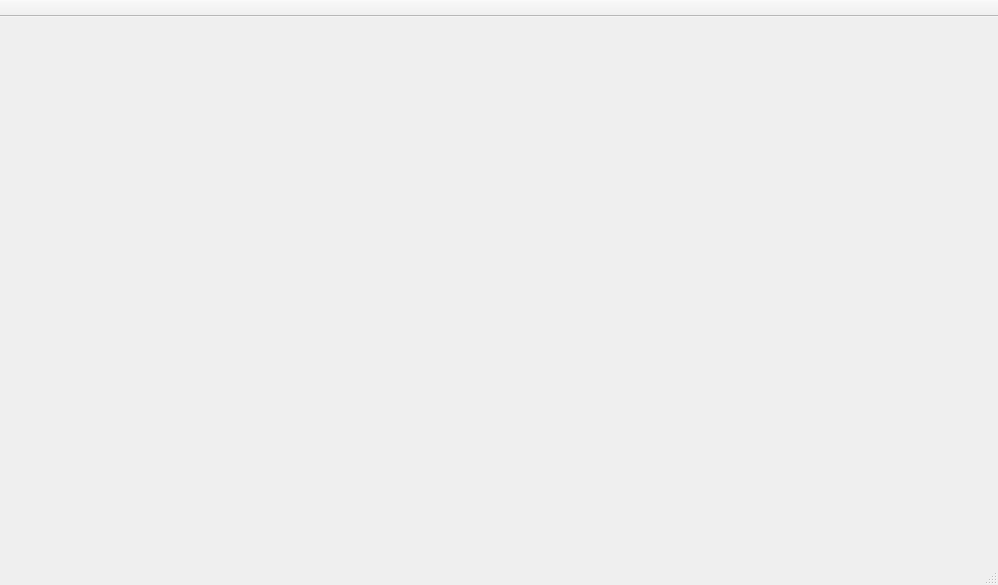
Qt form BodegueroHero/mainwindow.ui (ErickHernandez/BodegueroHero) before a commit.
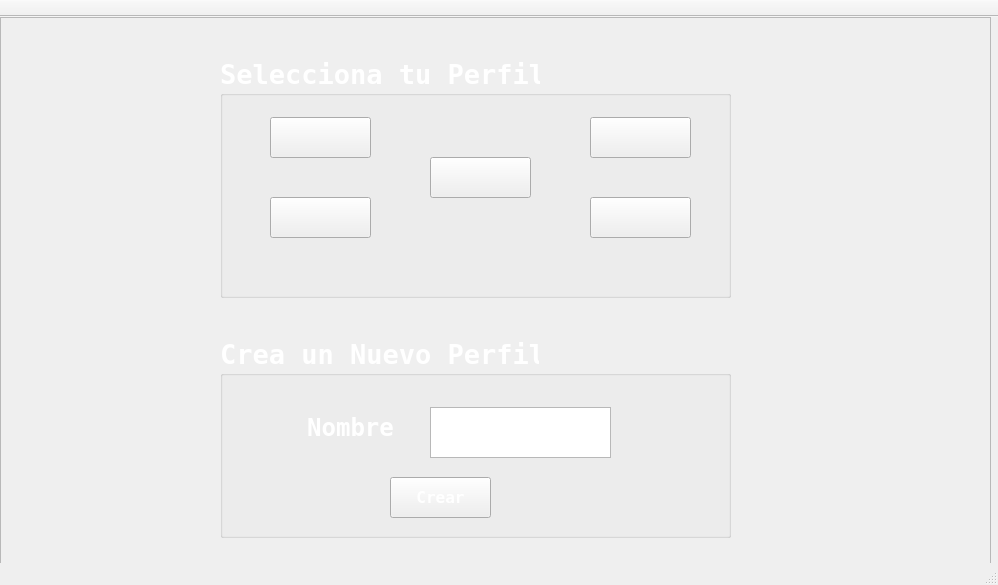
The same form after that commit. The open tabs and pages were chosen to show the change. Icons and pictures are not drawn.

Patch:
```diff
--- a/BodegueroHero/mainwindow.ui
+++ b/BodegueroHero/mainwindow.ui
@@ -51,7 +51,940 @@
       </property>
      </widget>
     </widget>
-    <widget class="QWidget" name="page_2"/>
+    <widget class="QWidget" name="page_2">
+     <widget class="QFrame" name="frame_3">
+      <property name="geometry">
+       <rect>
+        <x>0</x>
+        <y>0</y>
+        <width>991</width>
+        <height>551</height>
+       </rect>
+      </property>
+      <property name="styleSheet">
+       <string notr="true">background-image: url(:/images/background.png);</string>
+      </property>
+      <property name="frameShape">
+       <enum>QFrame::StyledPanel</enum>
+      </property>
+      <property name="frameShadow">
+       <enum>QFrame::Raised</enum>
+      </property>
+      <widget class="QGroupBox" name="groupBox">
+       <property name="geometry">
+        <rect>
+         <x>220</x>
+         <y>40</y>
+         <width>511</width>
+         <height>241</height>
+        </rect>
+       </property>
+       <property name="palette">
+        <palette>
+         <active>
+          <colorrole role="WindowText">
+           <brush brushstyle="SolidPattern">
+            <color alpha="255">
+             <red>255</red>
+             <green>255</green>
+             <blue>255</blue>
+            </color>
+           </brush>
+          </colorrole>
+         </active>
+         <inactive>
+          <colorrole role="WindowText">
+           <brush brushstyle="SolidPattern">
+            <color alpha="255">
+             <red>255</red>
+             <green>255</green>
+             <blue>255</blue>
+            </color>
+           </brush>
+          </colorrole>
+         </inactive>
+         <disabled>
+          <colorrole role="WindowText">
+           <brush brushstyle="SolidPattern">
+            <color alpha="255">
+             <red>120</red>
+             <green>120</green>
+             <blue>120</blue>
+            </color>
+           </brush>
+          </colorrole>
+         </disabled>
+        </palette>
+       </property>
+       <property name="font">
+        <font>
+         <family>Terminal</family>
+         <pointsize>20</pointsize>
+         <weight>75</weight>
+         <bold>true</bold>
+        </font>
+       </property>
+       <property name="title">
+        <string>Selecciona tu Perfil</string>
+       </property>
+       <widget class="QPushButton" name="player1">
+        <property name="geometry">
+         <rect>
+          <x>50</x>
+          <y>60</y>
+          <width>101</width>
+          <height>41</height>
+         </rect>
+        </property>
+        <property name="palette">
+         <palette>
+          <active>
+           <colorrole role="ButtonText">
+            <brush brushstyle="SolidPattern">
+             <color alpha="255">
+              <red>255</red>
+              <green>255</green>
+              <blue>255</blue>
+             </color>
+            </brush>
+           </colorrole>
+          </active>
+          <inactive>
+           <colorrole role="ButtonText">
+            <brush brushstyle="SolidPattern">
+             <color alpha="255">
+              <red>255</red>
+              <green>255</green>
+              <blue>255</blue>
+             </color>
+            </brush>
+           </colorrole>
+          </inactive>
+          <disabled>
+           <colorrole role="ButtonText">
+            <brush brushstyle="SolidPattern">
+             <color alpha="255">
+              <red>120</red>
+              <green>120</green>
+              <blue>120</blue>
+             </color>
+            </brush>
+           </colorrole>
+          </disabled>
+         </palette>
+        </property>
+        <property name="font">
+         <font>
+          <family>Terminal</family>
+          <pointsize>12</pointsize>
+         </font>
+        </property>
+        <property name="text">
+         <string> </string>
+        </property>
+       </widget>
+       <widget class="QPushButton" name="player2">
+        <property name="geometry">
+         <rect>
+          <x>50</x>
+          <y>140</y>
+          <width>101</width>
+          <height>41</height>
+         </rect>
+        </property>
+        <property name="palette">
+         <palette>
+          <active>
+           <colorrole role="ButtonText">
+            <brush brushstyle="SolidPattern">
+             <color alpha="255">
+              <red>255</red>
+              <green>255</green>
+              <blue>255</blue>
+             </color>
+            </brush>
+           </colorrole>
+          </active>
+          <inactive>
+           <colorrole role="ButtonText">
+            <brush brushstyle="SolidPattern">
+             <color alpha="255">
+              <red>255</red>
+              <green>255</green>
+              <blue>255</blue>
+             </color>
+            </brush>
+           </colorrole>
+          </inactive>
+          <disabled>
+           <colorrole role="ButtonText">
+            <brush brushstyle="SolidPattern">
+             <color alpha="255">
+              <red>120</red>
+              <green>120</green>
+              <blue>120</blue>
+             </color>
+            </brush>
+           </colorrole>
+          </disabled>
+         </palette>
+        </property>
+        <property name="font">
+         <font>
+          <family>Terminal</family>
+          <pointsize>12</pointsize>
+         </font>
+        </property>
+        <property name="text">
+         <string> </string>
+        </property>
+       </widget>
+       <widget class="QPushButton" name="player3">
+        <property name="geometry">
+         <rect>
+          <x>210</x>
+          <y>100</y>
+          <width>101</width>
+          <height>41</height>
+         </rect>
+        </property>
+        <property name="palette">
+         <palette>
+          <active>
+           <colorrole role="ButtonText">
+            <brush brushstyle="SolidPattern">
+             <color alpha="255">
+              <red>255</red>
+              <green>255</green>
+              <blue>255</blue>
+             </color>
+            </brush>
+           </colorrole>
+          </active>
+          <inactive>
+           <colorrole role="ButtonText">
+            <brush brushstyle="SolidPattern">
+             <color alpha="255">
+              <red>255</red>
+              <green>255</green>
+              <blue>255</blue>
+             </color>
+            </brush>
+           </colorrole>
+          </inactive>
+          <disabled>
+           <colorrole role="ButtonText">
+            <brush brushstyle="SolidPattern">
+             <color alpha="255">
+              <red>120</red>
+              <green>120</green>
+              <blue>120</blue>
+             </color>
+            </brush>
+           </colorrole>
+          </disabled>
+         </palette>
+        </property>
+        <property name="font">
+         <font>
+          <family>Terminal</family>
+          <pointsize>12</pointsize>
+         </font>
+        </property>
+        <property name="text">
+         <string> </string>
+        </property>
+       </widget>
+       <widget class="QPushButton" name="player4">
+        <property name="geometry">
+         <rect>
+          <x>370</x>
+          <y>60</y>
+          <width>101</width>
+          <height>41</height>
+         </rect>
+        </property>
+        <property name="palette">
+         <palette>
+          <active>
+           <colorrole role="ButtonText">
+            <brush brushstyle="SolidPattern">
+             <color alpha="255">
+              <red>255</red>
+              <green>255</green>
+              <blue>255</blue>
+             </color>
+            </brush>
+           </colorrole>
+          </active>
+          <inactive>
+           <colorrole role="ButtonText">
+            <brush brushstyle="SolidPattern">
+             <color alpha="255">
+              <red>255</red>
+              <green>255</green>
+              <blue>255</blue>
+             </color>
+            </brush>
+           </colorrole>
+          </inactive>
+          <disabled>
+           <colorrole role="ButtonText">
+            <brush brushstyle="SolidPattern">
+             <color alpha="255">
+              <red>120</red>
+              <green>120</green>
+              <blue>120</blue>
+             </color>
+            </brush>
+           </colorrole>
+          </disabled>
+         </palette>
+        </property>
+        <property name="font">
+         <font>
+          <family>Terminal</family>
+          <pointsize>12</pointsize>
+         </font>
+        </property>
+        <property name="text">
+         <string> </string>
+        </property>
+       </widget>
+       <widget class="QPushButton" name="player5">
+        <property name="geometry">
+         <rect>
+          <x>370</x>
+          <y>140</y>
+          <width>101</width>
+          <height>41</height>
+         </rect>
+        </property>
+        <property name="palette">
+         <palette>
+          <active>
+           <colorrole role="ButtonText">
+            <brush brushstyle="SolidPattern">
+             <color alpha="255">
+              <red>255</red>
+              <green>255</green>
+              <blue>255</blue>
+             </color>
+            </brush>
+           </colorrole>
+          </active>
+          <inactive>
+           <colorrole role="ButtonText">
+            <brush brushstyle="SolidPattern">
+             <color alpha="255">
+              <red>255</red>
+              <green>255</green>
+              <blue>255</blue>
+             </color>
+            </brush>
+           </colorrole>
+          </inactive>
+          <disabled>
+           <colorrole role="ButtonText">
+            <brush brushstyle="SolidPattern">
+             <color alpha="255">
+              <red>120</red>
+              <green>120</green>
+              <blue>120</blue>
+             </color>
+            </brush>
+           </colorrole>
+          </disabled>
+         </palette>
+        </property>
+        <property name="font">
+         <font>
+          <family>Terminal</family>
+          <pointsize>12</pointsize>
+         </font>
+        </property>
+        <property name="text">
+         <string> </string>
+        </property>
+       </widget>
+      </widget>
+      <widget class="QGroupBox" name="groupBox_2">
+       <property name="geometry">
+        <rect>
+         <x>220</x>
+         <y>320</y>
+         <width>511</width>
+         <height>201</height>
+        </rect>
+       </property>
+       <property name="palette">
+        <palette>
+         <active>
+          <colorrole role="WindowText">
+           <brush brushstyle="SolidPattern">
+            <color alpha="255">
+             <red>255</red>
+             <green>255</green>
+             <blue>255</blue>
+            </color>
+           </brush>
+          </colorrole>
+         </active>
+         <inactive>
+          <colorrole role="WindowText">
+           <brush brushstyle="SolidPattern">
+            <color alpha="255">
+             <red>255</red>
+             <green>255</green>
+             <blue>255</blue>
+            </color>
+           </brush>
+          </colorrole>
+         </inactive>
+         <disabled>
+          <colorrole role="WindowText">
+           <brush brushstyle="SolidPattern">
+            <color alpha="255">
+             <red>120</red>
+             <green>120</green>
+             <blue>120</blue>
+            </color>
+           </brush>
+          </colorrole>
+         </disabled>
+        </palette>
+       </property>
+       <property name="font">
+        <font>
+         <family>Terminal</family>
+         <pointsize>20</pointsize>
+         <weight>75</weight>
+         <bold>true</bold>
+        </font>
+       </property>
+       <property name="title">
+        <string>Crea un Nuevo Perfil</string>
+       </property>
+       <widget class="QTextEdit" name="NewPlayer">
+        <property name="geometry">
+         <rect>
+          <x>210</x>
+          <y>70</y>
+          <width>181</width>
+          <height>51</height>
+         </rect>
+        </property>
+        <property name="font">
+         <font>
+          <pointsize>12</pointsize>
+         </font>
+        </property>
+       </widget>
+       <widget class="QLabel" name="label">
+        <property name="geometry">
+         <rect>
+          <x>60</x>
+          <y>70</y>
+          <width>141</width>
+          <height>41</height>
+         </rect>
+        </property>
+        <property name="palette">
+         <palette>
+          <active>
+           <colorrole role="WindowText">
+            <brush brushstyle="SolidPattern">
+             <color alpha="255">
+              <red>255</red>
+              <green>255</green>
+              <blue>255</blue>
+             </color>
+            </brush>
+           </colorrole>
+           <colorrole role="Button">
+            <brush brushstyle="SolidPattern">
+             <color alpha="255">
+              <red>0</red>
+              <green>0</green>
+              <blue>0</blue>
+             </color>
+            </brush>
+           </colorrole>
+           <colorrole role="Light">
+            <brush brushstyle="SolidPattern">
+             <color alpha="255">
+              <red>0</red>
+              <green>0</green>
+              <blue>0</blue>
+             </color>
+            </brush>
+           </colorrole>
+           <colorrole role="Midlight">
+            <brush brushstyle="SolidPattern">
+             <color alpha="255">
+              <red>0</red>
+              <green>0</green>
+              <blue>0</blue>
+             </color>
+            </brush>
+           </colorrole>
+           <colorrole role="Dark">
+            <brush brushstyle="SolidPattern">
+             <color alpha="255">
+              <red>0</red>
+              <green>0</green>
+              <blue>0</blue>
+             </color>
+            </brush>
+           </colorrole>
+           <colorrole role="Mid">
+            <brush brushstyle="SolidPattern">
+             <color alpha="255">
+              <red>0</red>
+              <green>0</green>
+              <blue>0</blue>
+             </color>
+            </brush>
+           </colorrole>
+           <colorrole role="Text">
+            <brush brushstyle="SolidPattern">
+             <color alpha="255">
+              <red>255</red>
+              <green>255</green>
+              <blue>255</blue>
+             </color>
+            </brush>
+           </colorrole>
+           <colorrole role="BrightText">
+            <brush brushstyle="SolidPattern">
+             <color alpha="255">
+              <red>255</red>
+              <green>255</green>
+              <blue>255</blue>
+             </color>
+            </brush>
+           </colorrole>
+           <colorrole role="ButtonText">
+            <brush brushstyle="SolidPattern">
+             <color alpha="255">
+              <red>255</red>
+              <green>255</green>
+              <blue>255</blue>
+             </color>
+            </brush>
+           </colorrole>
+           <colorrole role="Base">
+            <brush brushstyle="SolidPattern">
+             <color alpha="255">
+              <red>0</red>
+              <green>0</green>
+              <blue>0</blue>
+             </color>
+            </brush>
+           </colorrole>
+           <colorrole role="Window">
+            <brush brushstyle="SolidPattern">
+             <color alpha="255">
+              <red>0</red>
+              <green>0</green>
+              <blue>0</blue>
+             </color>
+            </brush>
+           </colorrole>
+           <colorrole role="Shadow">
+            <brush brushstyle="SolidPattern">
+             <color alpha="255">
+              <red>0</red>
+              <green>0</green>
+              <blue>0</blue>
+             </color>
+            </brush>
+           </colorrole>
+           <colorrole role="AlternateBase">
+            <brush brushstyle="SolidPattern">
+             <color alpha="255">
+              <red>0</red>
+              <green>0</green>
+              <blue>0</blue>
+             </color>
+            </brush>
+           </colorrole>
+           <colorrole role="ToolTipBase">
+            <brush brushstyle="SolidPattern">
+             <color alpha="255">
+              <red>255</red>
+              <green>255</green>
+              <blue>220</blue>
+             </color>
+            </brush>
+           </colorrole>
+           <colorrole role="ToolTipText">
+            <brush brushstyle="SolidPattern">
+             <color alpha="255">
+              <red>0</red>
+              <green>0</green>
+              <blue>0</blue>
+             </color>
+            </brush>
+           </colorrole>
+          </active>
+          <inactive>
+           <colorrole role="WindowText">
+            <brush brushstyle="SolidPattern">
+             <color alpha="255">
+              <red>255</red>
+              <green>255</green>
+              <blue>255</blue>
+             </color>
+            </brush>
+           </colorrole>
+           <colorrole role="Button">
+            <brush brushstyle="SolidPattern">
+             <color alpha="255">
+              <red>0</red>
+              <green>0</green>
+              <blue>0</blue>
+             </color>
+            </brush>
+           </colorrole>
+           <colorrole role="Light">
+            <brush brushstyle="SolidPattern">
+             <color alpha="255">
+              <red>0</red>
+              <green>0</green>
+              <blue>0</blue>
+             </color>
+            </brush>
+           </colorrole>
+           <colorrole role="Midlight">
+            <brush brushstyle="SolidPattern">
+             <color alpha="255">
+              <red>0</red>
+              <green>0</green>
+              <blue>0</blue>
+             </color>
+            </brush>
+           </colorrole>
+           <colorrole role="Dark">
+            <brush brushstyle="SolidPattern">
+             <color alpha="255">
+              <red>0</red>
+              <green>0</green>
+              <blue>0</blue>
+             </color>
+            </brush>
+           </colorrole>
+           <colorrole role="Mid">
+            <brush brushstyle="SolidPattern">
+             <color alpha="255">
+              <red>0</red>
+              <green>0</green>
+              <blue>0</blue>
+             </color>
+            </brush>
+           </colorrole>
+           <colorrole role="Text">
+            <brush brushstyle="SolidPattern">
+             <color alpha="255">
+              <red>255</red>
+              <green>255</green>
+              <blue>255</blue>
+             </color>
+            </brush>
+           </colorrole>
+           <colorrole role="BrightText">
+            <brush brushstyle="SolidPattern">
+             <color alpha="255">
+              <red>255</red>
+              <green>255</green>
+              <blue>255</blue>
+             </color>
+            </brush>
+           </colorrole>
+           <colorrole role="ButtonText">
+            <brush brushstyle="SolidPattern">
+             <color alpha="255">
+              <red>255</red>
+              <green>255</green>
+              <blue>255</blue>
+             </color>
+            </brush>
+           </colorrole>
+           <colorrole role="Base">
+            <brush brushstyle="SolidPattern">
+             <color alpha="255">
+              <red>0</red>
+              <green>0</green>
+              <blue>0</blue>
+             </color>
+            </brush>
+           </colorrole>
+           <colorrole role="Window">
+            <brush brushstyle="SolidPattern">
+             <color alpha="255">
+              <red>0</red>
+              <green>0</green>
+              <blue>0</blue>
+             </color>
+            </brush>
+           </colorrole>
+           <colorrole role="Shadow">
+            <brush brushstyle="SolidPattern">
+             <color alpha="255">
+              <red>0</red>
+              <green>0</green>
+              <blue>0</blue>
+             </color>
+            </brush>
+           </colorrole>
+           <colorrole role="AlternateBase">
+            <brush brushstyle="SolidPattern">
+             <color alpha="255">
+              <red>0</red>
+              <green>0</green>
+              <blue>0</blue>
+             </color>
+            </brush>
+           </colorrole>
+           <colorrole role="ToolTipBase">
+            <brush brushstyle="SolidPattern">
+             <color alpha="255">
+              <red>255</red>
+              <green>255</green>
+              <blue>220</blue>
+             </color>
+            </brush>
+           </colorrole>
+           <colorrole role="ToolTipText">
+            <brush brushstyle="SolidPattern">
+             <color alpha="255">
+              <red>0</red>
+              <green>0</green>
+              <blue>0</blue>
+             </color>
+            </brush>
+           </colorrole>
+          </inactive>
+          <disabled>
+           <colorrole role="WindowText">
+            <brush brushstyle="SolidPattern">
+             <color alpha="255">
+              <red>0</red>
+              <green>0</green>
+              <blue>0</blue>
+             </color>
+            </brush>
+           </colorrole>
+           <colorrole role="Button">
+            <brush brushstyle="SolidPattern">
+             <color alpha="255">
+              <red>0</red>
+              <green>0</green>
+              <blue>0</blue>
+             </color>
+            </brush>
+           </colorrole>
+           <colorrole role="Light">
+            <brush brushstyle="SolidPattern">
+             <color alpha="255">
+              <red>0</red>
+              <green>0</green>
+              <blue>0</blue>
+             </color>
+            </brush>
+           </colorrole>
+           <colorrole role="Midlight">
+            <brush brushstyle="SolidPattern">
+             <color alpha="255">
+              <red>0</red>
+              <green>0</green>
+              <blue>0</blue>
+             </color>
+            </brush>
+           </colorrole>
+           <colorrole role="Dark">
+            <brush brushstyle="SolidPattern">
+             <color alpha="255">
+              <red>0</red>
+              <green>0</green>
+              <blue>0</blue>
+             </color>
+            </brush>
+           </colorrole>
+           <colorrole role="Mid">
+            <brush brushstyle="SolidPattern">
+             <color alpha="255">
+              <red>0</red>
+              <green>0</green>
+              <blue>0</blue>
+             </color>
+            </brush>
+           </colorrole>
+           <colorrole role="Text">
+            <brush brushstyle="SolidPattern">
+             <color alpha="255">
+              <red>0</red>
+              <green>0</green>
+              <blue>0</blue>
+             </color>
+            </brush>
+           </colorrole>
+           <colorrole role="BrightText">
+            <brush brushstyle="SolidPattern">
+             <color alpha="255">
+              <red>255</red>
+              <green>255</green>
+              <blue>255</blue>
+             </color>
+            </brush>
+           </colorrole>
+           <colorrole role="ButtonText">
+            <brush brushstyle="SolidPattern">
+             <color alpha="255">
+              <red>0</red>
+              <green>0</green>
+              <blue>0</blue>
+             </color>
+            </brush>
+           </colorrole>
+           <colorrole role="Base">
+            <brush brushstyle="SolidPattern">
+             <color alpha="255">
+              <red>0</red>
+              <green>0</green>
+              <blue>0</blue>
+             </color>
+            </brush>
+           </colorrole>
+           <colorrole role="Window">
+            <brush brushstyle="SolidPattern">
+             <color alpha="255">
+              <red>0</red>
+              <green>0</green>
+              <blue>0</blue>
+             </color>
+            </brush>
+           </colorrole>
+           <colorrole role="Shadow">
+            <brush brushstyle="SolidPattern">
+             <color alpha="255">
+              <red>0</red>
+              <green>0</green>
+              <blue>0</blue>
+             </color>
+            </brush>
+           </colorrole>
+           <colorrole role="AlternateBase">
+            <brush brushstyle="SolidPattern">
+             <color alpha="255">
+              <red>0</red>
+              <green>0</green>
+              <blue>0</blue>
+             </color>
+            </brush>
+           </colorrole>
+           <colorrole role="ToolTipBase">
+            <brush brushstyle="SolidPattern">
+             <color alpha="255">
+              <red>255</red>
+              <green>255</green>
+              <blue>220</blue>
+             </color>
+            </brush>
+           </colorrole>
+           <colorrole role="ToolTipText">
+            <brush brushstyle="SolidPattern">
+             <color alpha="255">
+              <red>0</red>
+              <green>0</green>
+              <blue>0</blue>
+             </color>
+            </brush>
+           </colorrole>
+          </disabled>
+         </palette>
+        </property>
+        <property name="font">
+         <font>
+          <family>Terminal</family>
+          <pointsize>18</pointsize>
+         </font>
+        </property>
+        <property name="frameShape">
+         <enum>QFrame::NoFrame</enum>
+        </property>
+        <property name="frameShadow">
+         <enum>QFrame::Raised</enum>
+        </property>
+        <property name="text">
+         <string>Nombre</string>
+        </property>
+        <property name="textFormat">
+         <enum>Qt::AutoText</enum>
+        </property>
+        <property name="alignment">
+         <set>Qt::AlignCenter</set>
+        </property>
+       </widget>
+       <widget class="QPushButton" name="pushButton">
+        <property name="geometry">
+         <rect>
+          <x>170</x>
+          <y>140</y>
+          <width>101</width>
+          <height>41</height>
+         </rect>
+        </property>
+        <property name="palette">
+         <palette>
+          <active>
+           <colorrole role="ButtonText">
+            <brush brushstyle="SolidPattern">
+             <color alpha="255">
+              <red>255</red>
+              <green>255</green>
+              <blue>255</blue>
+             </color>
+            </brush>
+           </colorrole>
+          </active>
+          <inactive>
+           <colorrole role="ButtonText">
+            <brush brushstyle="SolidPattern">
+             <color alpha="255">
+              <red>255</red>
+              <green>255</green>
+              <blue>255</blue>
+             </color>
+            </brush>
+           </colorrole>
+          </inactive>
+          <disabled>
+           <colorrole role="ButtonText">
+            <brush brushstyle="SolidPattern">
+             <color alpha="255">
+              <red>120</red>
+              <green>120</green>
+              <blue>120</blue>
+             </color>
+            </brush>
+           </colorrole>
+          </disabled>
+         </palette>
+        </property>
+        <property name="font">
+         <font>
+          <family>Terminal</family>
+          <pointsize>12</pointsize>
+         </font>
+        </property>
+        <property name="text">
+         <string>Crear</string>
+        </property>
+       </widget>
+      </widget>
+     </widget>
+    </widget>
     <widget class="QWidget" name="page_3"/>
     <widget class="QWidget" name="page_4">
      <widget class="QFrame" name="frame_2">
```
Left out of the diff: 5 changed lines with no effect on the pictures.
